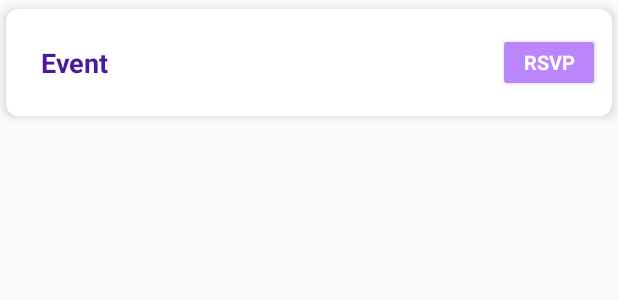
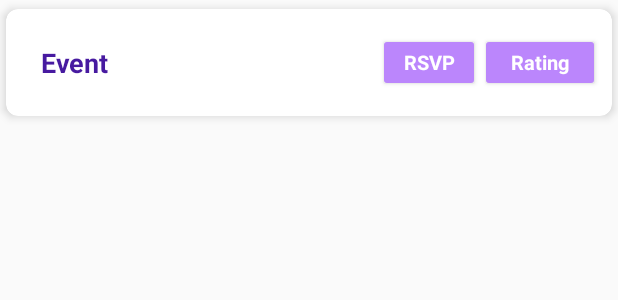
Before and after one commit to Bebsi5/CSCB07-Project, an Android app: the layout event_item.xml on its own in the app's theme, with its tools: preview values and no code run, on a phone screen of 412 x 824 dp. Shown: the top 300 px of the screen. Run offline under Robolectric (Android 15) with nearby library versions, the light colour scheme and no system bars.

Commit message:
Add back rating button

```diff
--- a/app/src/main/java/com/example/cscb07_project/events/EventAdapter.java
+++ b/app/src/main/java/com/example/cscb07_project/events/EventAdapter.java
@@ -41,6 +41,7 @@ public class EventAdapter extends RecyclerView.Adapter<EventAdapter.ViewHolder>{
         TextView eventName;
         Button rsvpButton, deleteEventButton;
         CardView mainCard;
+        Button ratingButton;
 
         public ViewHolder(@NonNull View itemView) {
             super(itemView);
@@ -48,6 +49,7 @@ public class EventAdapter extends RecyclerView.Adapter<EventAdapter.ViewHolder>{
             rsvpButton = itemView.findViewById(R.id.rsvp_button);
             deleteEventButton = itemView.findViewById(R.id.delete_event_button);
             mainCard = itemView.findViewById(R.id.main_card);
+            ratingButton = itemView.findViewById(R.id.event_rating_button);
         }
     }
 
--- a/app/src/main/res/layout/event_item.xml
+++ b/app/src/main/res/layout/event_item.xml
@@ -32,7 +32,9 @@
             android:layout_height="39dp"
             android:layout_alignParentTop="true"
             android:layout_alignParentEnd="true"
+            android:layout_centerVertical="true"
             android:layout_marginTop="8dp"
+            android:layout_marginEnd="80dp"
             android:backgroundTint="@color/purple_200"
             android:paddingStart="16dp"
             android:paddingEnd="16dp"
@@ -54,6 +56,20 @@
             android:textAppearance="@style/button"
             android:visibility="gone"/>
 
+        <Button
+            android:id="@+id/event_rating_button"
+            android:layout_width="80dp"
+            android:layout_height="39dp"
+            android:layout_alignParentTop="true"
+            android:layout_alignParentEnd="true"
+            android:layout_centerVertical="true"
+            android:layout_marginTop="8dp"
+            android:backgroundTint="@color/purple_200"
+            android:paddingStart="16dp"
+            android:paddingEnd="16dp"
+            android:text="Rating"
+            android:textAppearance="@style/button" />
+
     </RelativeLayout>
 
 </androidx.cardview.widget.CardView>
```
